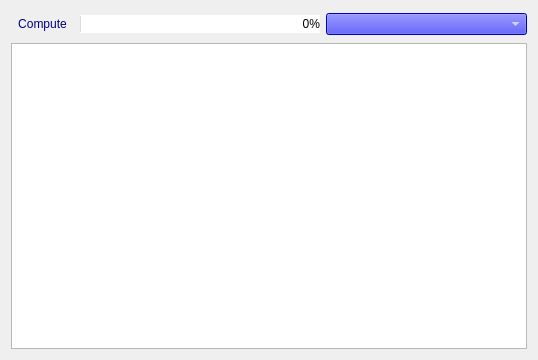
Before: the Qt Designer form src/commons/RexDataGrid.ui in stslu/rex, drawn with Qt 5.
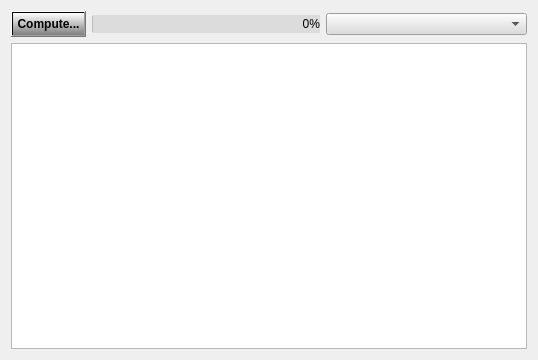
After: the same form once the commit is applied.

Commit message: SGP-1062_RexNodes : correct error. Take in account the type of point (Node, AcqPoint) for the acquisition dateTime. Improve the serialisation of the settings Display numbers as string in dataGrid Gui improved

The edit to the form file:
```diff
--- a/src/commons/RexDataGrid.ui
+++ b/src/commons/RexDataGrid.ui
@@ -16,13 +16,16 @@
   <property name="autoFillBackground">
    <bool>true</bool>
   </property>
+  <property name="styleSheet">
+   <string notr="true"/>
+  </property>
   <layout class="QGridLayout" name="gridLayout">
    <item row="0" column="0">
     <layout class="QVBoxLayout" name="verticalLayout">
      <item>
       <layout class="QHBoxLayout" name="horizontalLayout">
        <item>
-        <widget class="QToolButton" name="m_runReportsCalculations">
+        <widget class="QPushButton" name="m_runReportsCalculations">
          <property name="minimumSize">
           <size>
            <width>60</width>
@@ -39,14 +42,17 @@
           <string>Export Excel/Csv</string>
          </property>
          <property name="autoFillBackground">
-          <bool>true</bool>
+          <bool>false</bool>
          </property>
          <property name="styleSheet">
-          <string notr="true">color: rgb(0, 0, 127);
-font: 75 10pt &quot;Arial Narrow&quot;;</string>
+          <string notr="true">QPushButton{
+background-color: qlineargradient(x1: 0, y1: 0, x2: 0, y2: 1, stop: 0 white, stop: 1 grey);
+color: black;
+font-weight: bold;
+}</string>
          </property>
          <property name="text">
-          <string>Compute</string>
+          <string>Compute...</string>
          </property>
          <property name="iconSize">
           <size>
@@ -54,9 +60,6 @@
            <height>20</height>
           </size>
          </property>
-         <property name="autoRaise">
-          <bool>true</bool>
-         </property>
         </widget>
        </item>
        <item>
@@ -74,10 +77,10 @@
           </size>
          </property>
          <property name="autoFillBackground">
-          <bool>false</bool>
+          <bool>true</bool>
          </property>
          <property name="styleSheet">
-          <string notr="true">background-color: rgb(255, 255, 255);
+          <string notr="true">background-color: rgb(220, 220, 220);
 border-color: rgb(199, 199, 199);
 color: rgb(0, 0, 0);</string>
          </property>
@@ -116,8 +119,7 @@
           </size>
          </property>
          <property name="styleSheet">
-          <string notr="true">background-color: rgb(0, 0, 255);
-color: rgb(255, 255, 255);</string>
+          <string notr="true">background-color: rgb(220, 220, 220);</string>
          </property>
         </widget>
        </item>
```
The commit also changes 23 other files.
